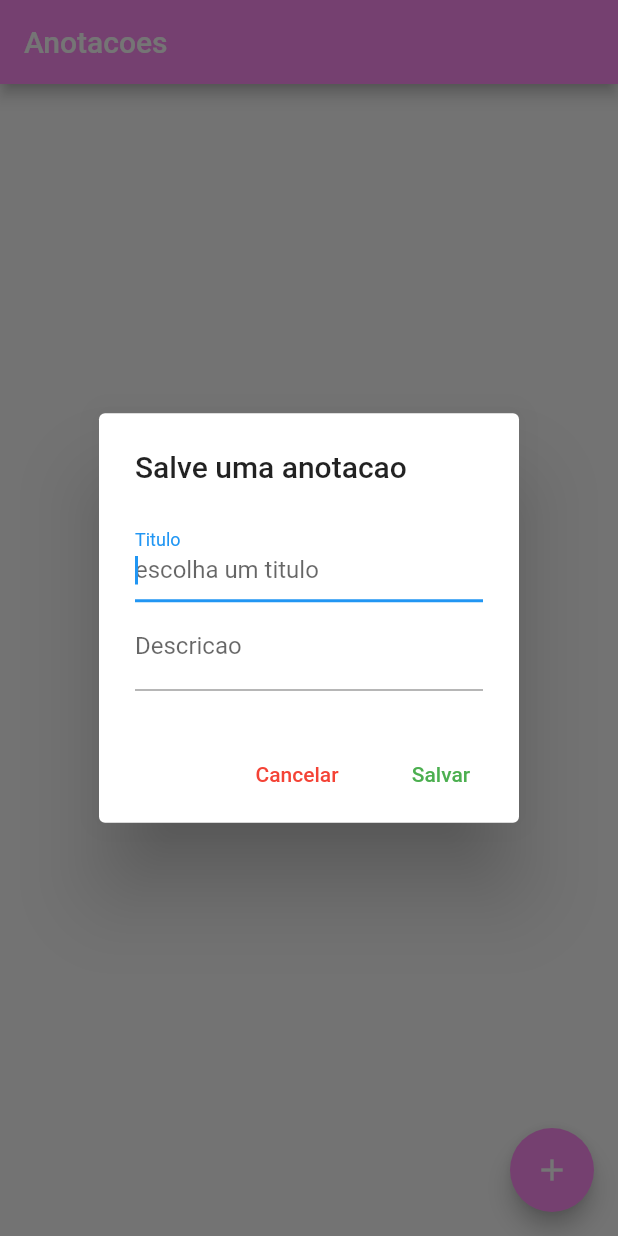
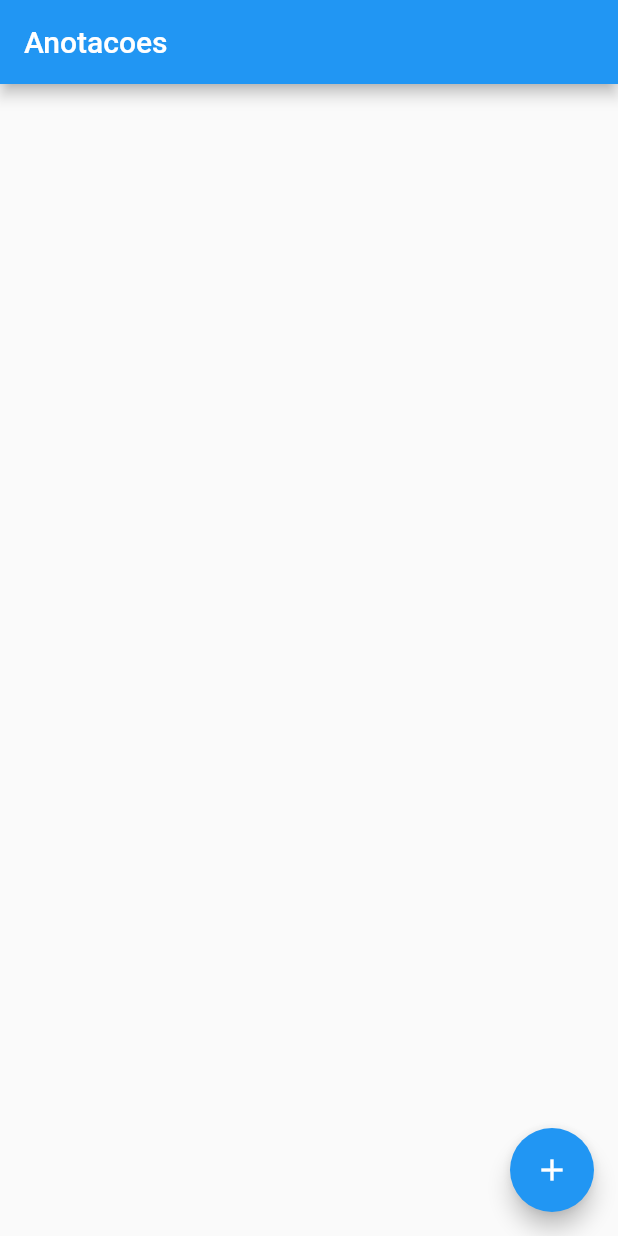
Before and after one commit to Guilherme-Calland/flutter_gui_projeto_anotacoes, a Flutter app: the screen it shows after launch, after a tap on the "add" icon, on a phone screen of 412 x 824 dp. Run offline on Flutter 3.47's test engine with Material 2 defaults, Android fonts, the phone set to English and light mode, and no system bars.

Commit message:
floating action button

```diff
--- /dev/null
+++ b/lib/Home.dart
@@ -0,0 +1,26 @@
+import 'package:flutter/material.dart';
+
+class Home extends StatefulWidget {
+  @override
+  _HomeState createState() => _HomeState();
+}
+
+class _HomeState extends State<Home> {
+  @override
+  Widget build(BuildContext context) {
+
+    var corTema = Colors.blue;
+
+    return Scaffold(
+      appBar: AppBar(
+        title: Text("Anotacoes"),
+        backgroundColor: corTema,
+      ),
+      floatingActionButton: FloatingActionButton(
+        child: Icon(Icons.add),
+        backgroundColor: corTema,
+        onPressed: (){},
+      ),
+    );
+  }
+}
--- a/lib/back/BancoDeDadosHelper.dart
+++ /dev/null
@@ -1,57 +0,0 @@
-import 'package:flutter_gui_projeto_anotacoes/model/Anotacao.dart';
-import 'package:sqflite/sqflite.dart';
-import 'package:path/path.dart';
-
-class BancoDeDadosHelper{
-
-  static final BancoDeDadosHelper _bancoDeDadosHelper = BancoDeDadosHelper._internal();
-
-  factory BancoDeDadosHelper(){
-    return _bancoDeDadosHelper;
-  }
-
-  BancoDeDadosHelper._internal(){}
-
-  Database _bancoDeDados;
-
-  get bancoDeDados async {
-    if( _bancoDeDados != null ){
-      return _bancoDeDados;
-    } else {
-      _bancoDeDados = await _inicializarBancoDeDados();
-      return _bancoDeDados;
-    }
-  }
-
-  _inicializarBancoDeDados() async {
-    final dbPath = await getDatabasesPath();
-    final arquivo = join( dbPath, 'bancoDeDados.db');
-
-    var bd = await openDatabase(arquivo, version: 1, onCreate: _inicializar);
-    return bd;
-  }
-
-  _inicializar(Database bd, int version) async {
-    String sql = "CREATE TABLE anotacoes ("
-    "id INTEGER PRIMARY KEY AUTOINCREMENT,"
-    "titulo VARCHAR, "
-    "descricao TEXT, "
-    "data DATETIME "
-    ")";
-    await bd.execute(sql);
-  }
-
-  create(Anotacao anotacao) async {
-    var bd = await bancoDeDados;
-    int id = await bd.insert('anotacoes', anotacao.toMap() );
-    return id;
-  }
-
-  read() async {
-    var bd = await bancoDeDados;
-    String sql = "SELECT * FROM anotacoes ORDER BY data DESC";
-    List anotacoes = await bd.rawQuery( sql );
-    return anotacoes;
-  }
-
-}
--- a/lib/front/ListaAnotacoesHelper.dart
+++ /dev/null
@@ -1,55 +0,0 @@
-import 'package:flutter/material.dart';
-import 'package:flutter_gui_projeto_anotacoes/back/BancoDeDadosHelper.dart';
-import 'package:flutter_gui_projeto_anotacoes/model/Anotacao.dart';
-
-class ListaAnotacoesHelper{
-
-  List< Anotacao > _listaAnotacoes = List();
-  BancoDeDadosHelper _bancoDeDados;
-
-  set listaAnotacoes(var valor) => _listaAnotacoes = valor;
-
-  ListaAnotacoesHelper(BancoDeDadosHelper bancoDeDados){
-    this._bancoDeDados = bancoDeDados;
-  }
-
-  recuperarAnotacoes() async {
-    print("esta sim");
-    var dados = await _bancoDeDados.read();
-    var listaTemporaria = List< Anotacao >();
-    // print(dados);
-    for(var map in dados){
-      Anotacao anotacao = Anotacao.toAnotacao(map);
-      listaTemporaria.add(anotacao);
-    }
-
-    listaAnotacoes = listaTemporaria;
-
-    // print(_listaAnotacoes);
-  }
-
-  Widget mostrarLista(){
-    // recuperarAnotacoes();
-    print(_listaAnotacoes);
-    return Column(
-      children: <Widget>[
-        Expanded(
-          child: ListView.builder(
-            itemCount: _listaAnotacoes.length,
-            itemBuilder: (context, index){
-
-              Anotacao anotacao = _listaAnotacoes[index];
-
-              return Card(
-                child: ListTile(
-                  title: Text( anotacao.titulo ),
-                  subtitle: Text( "${anotacao.data} - ${anotacao.descricao}" ),
-                )
-              );
-            }
-          )
-        )
-      ],
-    );
-  }
-}
--- a/lib/front/PaginaPrincipal.dart
+++ /dev/null
@@ -1,57 +0,0 @@
-import 'package:flutter/material.dart';
-import 'package:flutter_gui_projeto_anotacoes/back/BancoDeDadosHelper.dart';
-import 'package:flutter_gui_projeto_anotacoes/front/ListaAnotacoesHelper.dart';
-import 'package:flutter_gui_projeto_anotacoes/front/TelaDialogo.dart';
-import 'package:flutter_gui_projeto_anotacoes/model/Anotacao.dart';
-
-class PaginaPrincipal extends StatefulWidget {
-  @override
-  _PaginaPrincipalState createState() => _PaginaPrincipalState();
-}
-
-class _PaginaPrincipalState extends State<PaginaPrincipal> {
-
-  BancoDeDadosHelper bancoDeDados;
-  TelaDialogo telaDialogo;
-  ListaAnotacoesHelper listaHelper;
-
-  List < Anotacao > listaAnotacao;
-
-  @override
-  void initState(){
-    super.initState();
-    print('oi');
-  }
-
-  @override
-  Widget build(BuildContext context) {
-
-    bancoDeDados = BancoDeDadosHelper();
-    listaHelper = ListaAnotacoesHelper(bancoDeDados);
-    telaDialogo = TelaDialogo(bancoDeDados);
-
-    listaHelper.recuperarAnotacoes();
-
-    var pink = Color(0xffff8cf4);
-    var green = Colors.green;
-    var corTema = pink;
-
-
-    return Scaffold(
-      appBar: AppBar(
-        title: Text("Anotacoes"),
-        backgroundColor: corTema,
-      ),
-      body: listaHelper.mostrarLista(),
-      floatingActionButton: FloatingActionButton(
-        backgroundColor: corTema,
-        foregroundColor: Colors.white,
-        onPressed: (){
-          telaDialogo.exibirTelaDialogo(context, listaHelper);
-          listaHelper.recuperarAnotacoes();
-        },
-        child: Icon(Icons.add)
-      ),
-    );
-  }
-}
--- a/lib/front/TelaDialogo.dart
+++ /dev/null
@@ -1,98 +0,0 @@
-import 'package:flutter/material.dart';
-import 'package:flutter_gui_projeto_anotacoes/back/BancoDeDadosHelper.dart';
-import 'package:flutter_gui_projeto_anotacoes/front/ListaAnotacoesHelper.dart';
-import 'package:flutter_gui_projeto_anotacoes/model/Anotacao.dart';
-import 'package:intl/intl.dart';
-import 'package:intl/date_symbol_data_local.dart';
-
-class TelaDialogo{
-
-  TextEditingController _controladorTitulo = TextEditingController();
-  TextEditingController _controladorDescricao = TextEditingController();
-  BancoDeDadosHelper _bancoDeDados;
-
-  TelaDialogo(BancoDeDadosHelper bancoDeDados){
-    this._bancoDeDados = bancoDeDados;
-  }
-
-  TelaDialogo._internal(){}
-
-  exibirTelaDialogo(context,ListaAnotacoesHelper listaHelper){
-    showDialog(
-      context: context,
-      builder: (context){
-        return AlertDialog(
-          title: Text("Salve uma anotacao"),
-          content: Column(
-            mainAxisSize: MainAxisSize.min,
-            children: <Widget>[
-              TextField(
-                decoration: InputDecoration(
-                  labelText: "Titulo",
-                  hintText: 'escolha um titulo'
-                ),
-                autofocus: true,
-                controller: _controladorTitulo,
-              ),
-              TextField(
-                decoration: InputDecoration(
-                  labelText: 'Descricao',
-                  hintText: 'escolha uma descricao'
-                ),
-                controller: _controladorDescricao,
-              )
-            ],
-          ),
-          actions: <Widget>[
-            FlatButton(
-              child: Text(
-                'Cancelar',
-                style: TextStyle(
-                  color: Colors.red
-                )
-              ),
-              onPressed: (){
-                return Navigator.pop(context);
-              },
-            ),
-            FlatButton(
-              child: Text(
-                'Salvar',
-                style: TextStyle(
-                  color: Colors.green
-                ),
-              ),
-              onPressed: (){
-                _salvarAnotacao();
-                // listaHelper.recuperarAnotacoes();
-                return Navigator.pop(context);
-              },
-            )
-          ],
-        );
-      }
-    );
-  }
-
-  _salvarAnotacao() async {
-    String titulo = _controladorTitulo.text;
-    String descricao = _controladorDescricao.text;
-    String data = _formatarData ( DateTime.now().toString() );
-    Anotacao anotacao = Anotacao(titulo, descricao, data);
-    int resultado = await _bancoDeDados.create( anotacao );
-    print("item salvo, id: $resultado");
-    _controladorTitulo.clear();
-    _controladorDescricao.clear();
-  }
-
-  _formatarData(String data){
-    initializeDateFormatting('pt-Br');
-
-    var f = DateFormat.yMMMMd('pt_BR');
-
-    DateTime dataConvertida = DateTime.parse( data );
-    String dataFormatada = f.format( dataConvertida );
-
-    return dataFormatada;
-  }
-}
--- a/lib/main.dart
+++ b/lib/main.dart
@@ -1,9 +1,9 @@
 import 'package:flutter/material.dart';
-import 'package:flutter_gui_projeto_anotacoes/front/PaginaPrincipal.dart';
+import 'package:flutter_gui_projeto_anotacoes/Home.dart';
 
 void main(){
   runApp(MaterialApp(
-    home: PaginaPrincipal(),
+    home: Home(),
     debugShowCheckedModeBanner: false,
   ));
 }
--- a/lib/model/Anotacao.dart
+++ /dev/null
@@ -1,42 +0,0 @@
-class Anotacao{
-
-  int _id;
-  String _titulo;
-  String _descricao;
-  String _data;
-
-  int get id => _id;
-  set id(int value) => _id = value;
-
-  String get titulo => _titulo;
-  set titulo(String value) => _titulo = value;
-
-  String get descricao => _descricao;
-  set descricao(String value) => _descricao = value;
-
-  String get data => _data;
-  set data(String value) => _data = value;
-
-  Anotacao(this._titulo, this._descricao, this._data);
-
-  Anotacao.toAnotacao(Map map){
-    this._titulo = map['titulo'];
-    this._descricao = map['descricao'];
-    this._data = map['data'];
-  }
-
-  toMap(){
-    Map<String, dynamic> map = {
-      'titulo' : this._titulo,
-      'descricao' : this._descricao,
-      'data' : this._data
-    };
-
-    if( this._id != null ){
-      map['id'] = this._id;
-    }
-    return map;
-  }
-
-
-}
```
